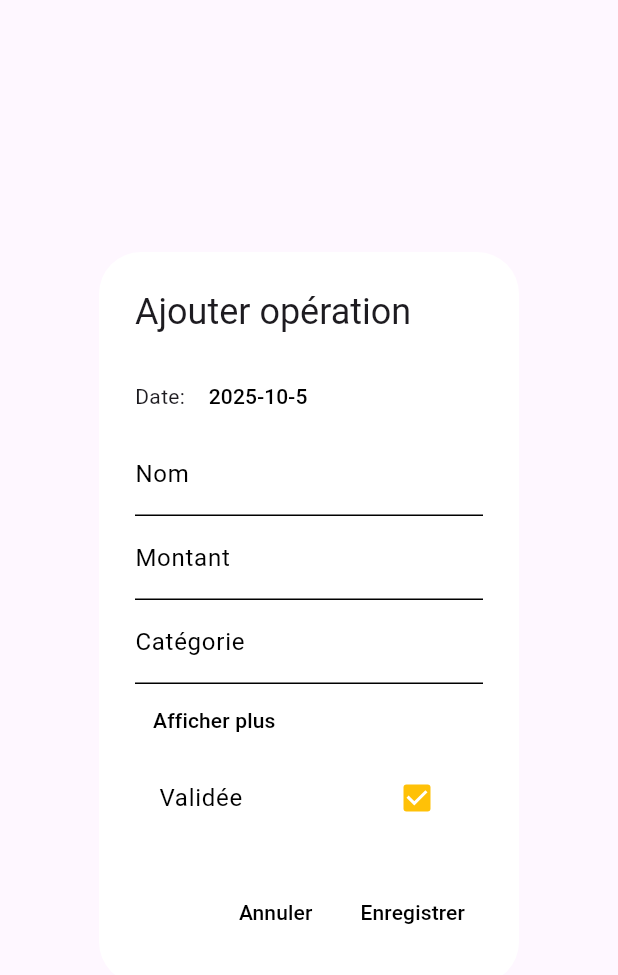
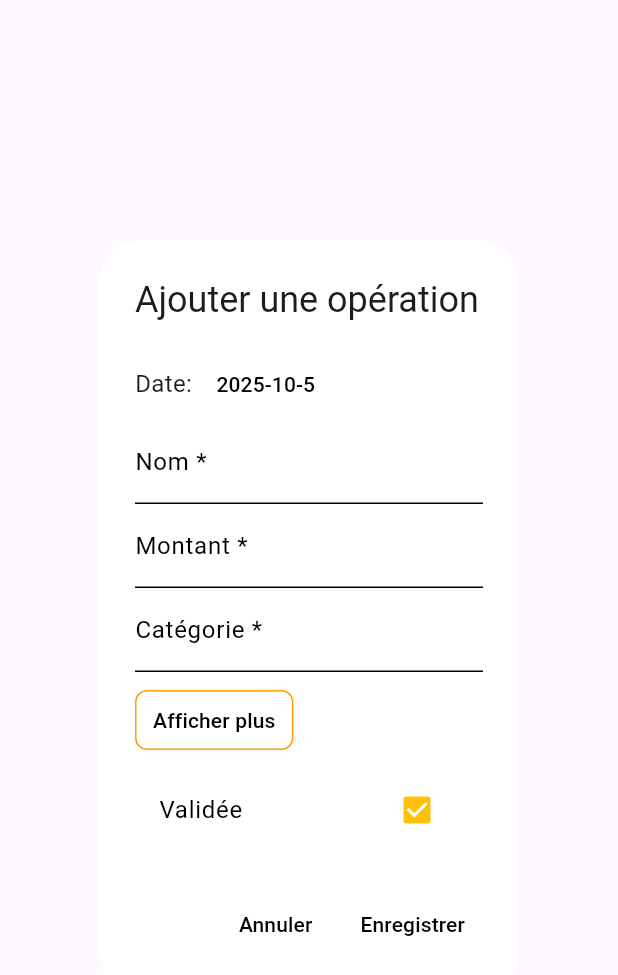
Before and after one commit to FloRobart/econoris_app, a Flutter app: the OperationEditDialog widget shown alone on an empty page, opened directly, on a phone screen of 412 x 824 dp. Shown: the top 975 px of the screen. Run offline on Flutter 3.47's test engine with Material 3 defaults, Android fonts, the phone set to English and light mode, and no system bars; our stand-ins replace fl_chart, flutter_dotenv, package_info_plus, shared_preferences, table_calendar; accounts and stored records are empty.

Commit message:
amélioration de la dialog d'ajout d'opération

```diff
--- a/lib/widgets/operation_dialogs.dart
+++ b/lib/widgets/operation_dialogs.dart
@@ -75,6 +75,7 @@ class OperationEditDialog extends StatefulWidget {
 }
 
 class _OperationEditDialogState extends State<OperationEditDialog> {
+  final _formKey = GlobalKey<FormState>();
   final _nameC = TextEditingController();
   final _amountC = TextEditingController();
   final _sourceC = TextEditingController();
@@ -107,14 +108,16 @@ class _OperationEditDialogState extends State<OperationEditDialog> {
   @override
   Widget build(BuildContext context) {
     return AlertDialog(
-      title: Text(widget.operation==null ? 'Ajouter opération' : 'Modifier opération'),
+      title: Text(widget.operation==null ? 'Ajouter une opération' : 'Modifier une opération'),
       content: SingleChildScrollView(
-        child: Column(
-          mainAxisSize: MainAxisSize.min,
-          children: [
+        child: Form(
+          key: _formKey,
+          child: Column(
+            mainAxisSize: MainAxisSize.min,
+            children: [
             // Only show Date, Nom, Montant et Catégorie initially
             Row(children: [
-              const Text('Date: '),
+              const Text('Date: ', style: TextStyle(fontSize: 16)),
               TextButton(
                 onPressed: () async {
                   final d = await showDatePicker(context: context, initialDate: _date, firstDate: DateTime(2000), lastDate: DateTime(2100));
@@ -123,24 +126,46 @@ class _OperationEditDialogState extends State<OperationEditDialog> {
                 child: Text('${_date.year}-${_date.month}-${_date.day}')
               )
             ]),
-            TextField(controller: _nameC, decoration: const InputDecoration(labelText: 'Nom')),
-            TextField(controller: _amountC, keyboardType: TextInputType.number, decoration: const InputDecoration(labelText: 'Montant')),
-            TextField(controller: _categoryC, decoration: const InputDecoration(labelText: 'Catégorie')),
+            TextFormField(
+              controller: _nameC,
+              decoration: const InputDecoration(labelText: 'Nom *'),
+              validator: (v) { if (v == null || v.trim().isEmpty) return 'Nom requis'; return null; },
+            ),
+            TextFormField(
+              controller: _amountC,
+              keyboardType: TextInputType.numberWithOptions(decimal: true),
+              decoration: const InputDecoration(labelText: 'Montant *'),
+              validator: (v) {
+                if (v == null || v.trim().isEmpty) return 'Montant requis';
+                final parsed = double.tryParse(v.replaceAll(',', '.'));
+                if (parsed == null) return 'Montant invalide';
+                return null;
+              },
+            ),
+            TextFormField(
+              controller: _categoryC,
+              decoration: const InputDecoration(labelText: 'Catégorie *'),
+              validator: (v) { if (v == null || v.trim().isEmpty) return 'Catégorie requise'; return null; },
+            ),
 
             // Toggle button to show/hide additional fields
             Align(
               alignment: Alignment.centerLeft,
-              child: TextButton(
-                onPressed: () => setState(()=>_expanded = !_expanded),
-                child: Text(_expanded ? 'Afficher moins' : 'Afficher plus'),
+              child: Padding(
+                padding: const EdgeInsets.symmetric(vertical: 8.0),
+                child: OutlinedButton(
+                  onPressed: () => setState(()=>_expanded = !_expanded),
+                  style: OutlinedButton.styleFrom(padding: const EdgeInsets.symmetric(horizontal: 12, vertical: 6)),
+                  child: Text(_expanded ? 'Afficher moins' : 'Afficher plus'),
+                ),
               ),
             ),
 
             // Hidden fields — still part of the form and will be sent on save
             if (_expanded) ...[
-              TextField(controller: _sourceC, decoration: const InputDecoration(labelText: 'Source')),
-              TextField(controller: _destC, decoration: const InputDecoration(labelText: 'Destination')),
-              TextField(controller: _costsC, keyboardType: TextInputType.number, decoration: const InputDecoration(labelText: 'Coûts')),
+              TextFormField(controller: _sourceC, decoration: const InputDecoration(labelText: 'Source')),
+              TextFormField(controller: _destC, decoration: const InputDecoration(labelText: 'Destination')),
+              TextFormField(controller: _costsC, keyboardType: TextInputType.numberWithOptions(decimal: true), decoration: const InputDecoration(labelText: 'Coûts')),
             ],
 
             CheckboxListTile(
@@ -151,6 +176,7 @@ class _OperationEditDialogState extends State<OperationEditDialog> {
           ],
         ),
       ),
+    ),
       actions: [
         TextButton(onPressed: ()=> Navigator.pop(context), child: const Text('Annuler')),
         TextButton(onPressed: ()=> _save(), child: const Text('Enregistrer'))
@@ -159,7 +185,22 @@ class _OperationEditDialogState extends State<OperationEditDialog> {
   }
 
   void _save() {
-    final op = Operation(operationsId: widget.operation?.operationsId ?? DateTime.now().millisecondsSinceEpoch, operationsDate: _date, operationsName: _nameC.text, operationsAmount: double.tryParse(_amountC.text) ?? 0, operationsSource: _sourceC.text, operationsDestination: _destC.text, operationsCosts: double.tryParse(_costsC.text) ?? 0, operationsCategory: _categoryC.text, operationsValidated: _validated, operationsRedundancy: '', operationsCreatedAt: DateTime.now());
+    if (!(_formKey.currentState?.validate() ?? false)) return;
+    final parsedAmount = double.tryParse(_amountC.text.replaceAll(',', '.')) ?? 0.0;
+    final parsedCosts = double.tryParse(_costsC.text.replaceAll(',', '.')) ?? 0.0;
+    final op = Operation(
+      operationsId: widget.operation?.operationsId ?? DateTime.now().millisecondsSinceEpoch,
+      operationsDate: _date,
+      operationsName: _nameC.text,
+      operationsAmount: parsedAmount,
+      operationsSource: _sourceC.text,
+      operationsDestination: _destC.text,
+      operationsCosts: parsedCosts,
+      operationsCategory: _categoryC.text,
+      operationsValidated: _validated,
+      operationsRedundancy: '',
+      operationsCreatedAt: DateTime.now(),
+    );
     Navigator.of(context).pop(op);
   }
 }
```
